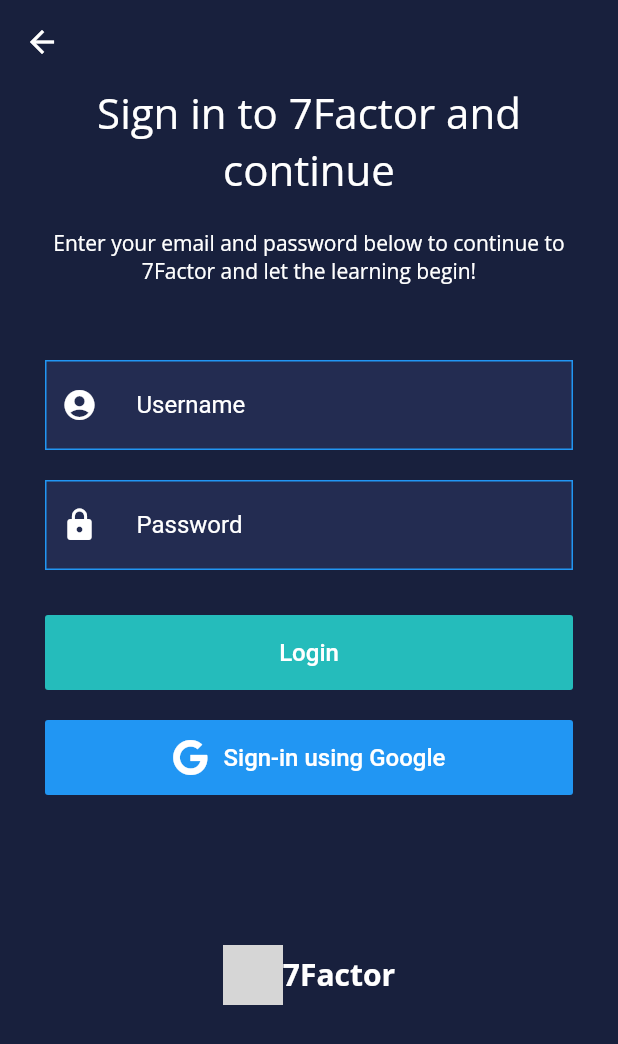
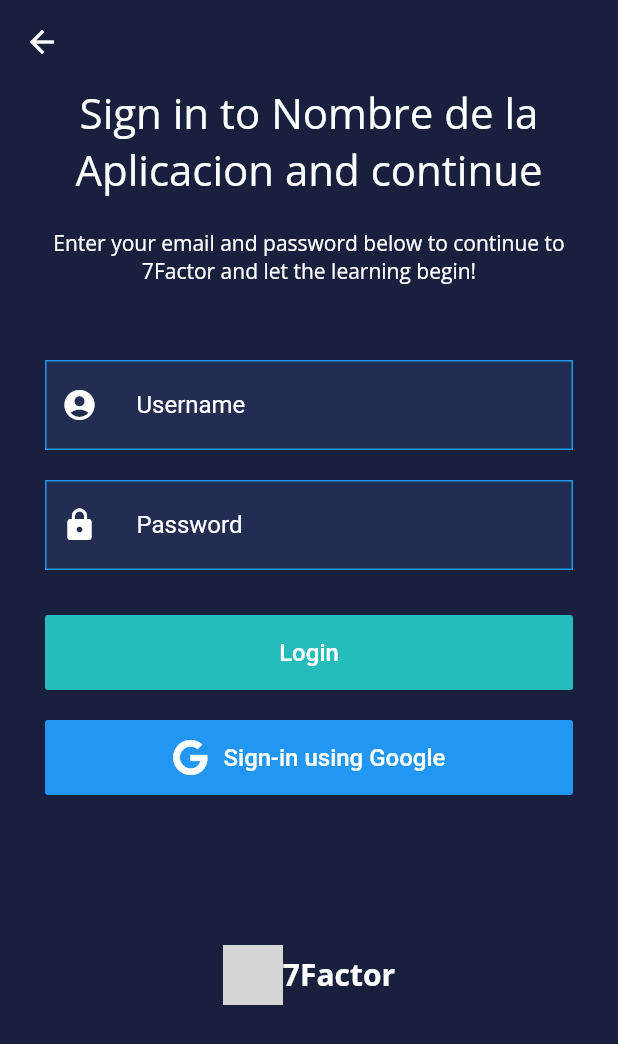
Before and after one commit to Darkmoon75/7Factor, a Flutter app: the LoginScreen screen opened directly, on a phone screen of 412 x 824 dp. Shown: the top 1044 px of the screen. Run offline on Flutter 3.47's test engine with Material 2 defaults, Android fonts, the phone set to English and light mode, and no system bars; our stand-ins replace firebase_auth, font_awesome_flutter, google_fonts, google_sign_in; accounts and stored records are empty; grey boxes are pictures that could not be loaded.

Commit message:
Cambio de nombre en la pantalla Screen

```diff
--- a/lib/src/LoginScreen.dart
+++ b/lib/src/LoginScreen.dart
@@ -33,7 +33,7 @@
               crossAxisAlignment: CrossAxisAlignment.center,
               children: <Widget>[
                 Text(
-                  'Sign in to 7Factor and continue',
+                  'Sign in to Nombre de la Aplicacion and continue',
                   textAlign: TextAlign.center,
                   style:
                   GoogleFonts.openSans(color: Colors.white, fontSize: 28),
```
